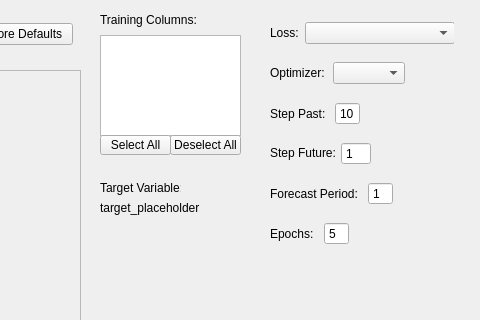
First picture: the form in App/form_createmodel.ui, repository lnheinrich8/NeuralNetBuilder, before the edit; both pictures show x 180 to 660 and y 0 to 320 of the 660 by 605 pixel window.
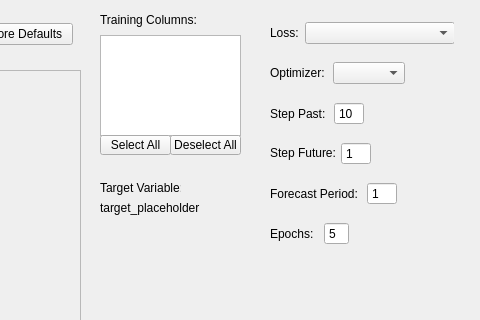
Second picture: the form after the edit.

Commit message: Unpushed small stuff idk

The edit to the form file:
```diff
--- a/App/form_createmodel.ui
+++ b/App/form_createmodel.ui
@@ -224,7 +224,7 @@
     <rect>
      <x>450</x>
      <y>100</y>
-     <width>90</width>
+     <width>94</width>
      <height>27</height>
     </rect>
    </property>
@@ -250,6 +250,9 @@
       <property name="minimum">
        <number>1</number>
       </property>
+      <property name="maximum">
+       <number>200</number>
+      </property>
       <property name="value">
        <number>10</number>
       </property>
@@ -262,7 +265,7 @@
     <rect>
      <x>450</x>
      <y>180</y>
-     <width>123</width>
+     <width>127</width>
      <height>27</height>
     </rect>
    </property>
@@ -288,6 +291,9 @@
       <property name="minimum">
        <number>1</number>
       </property>
+      <property name="maximum">
+       <number>100</number>
+      </property>
      </widget>
     </item>
    </layout>
```
Left out of the diff: 3 changed lines with no effect on the pictures. The commit also changes 2 other files.
